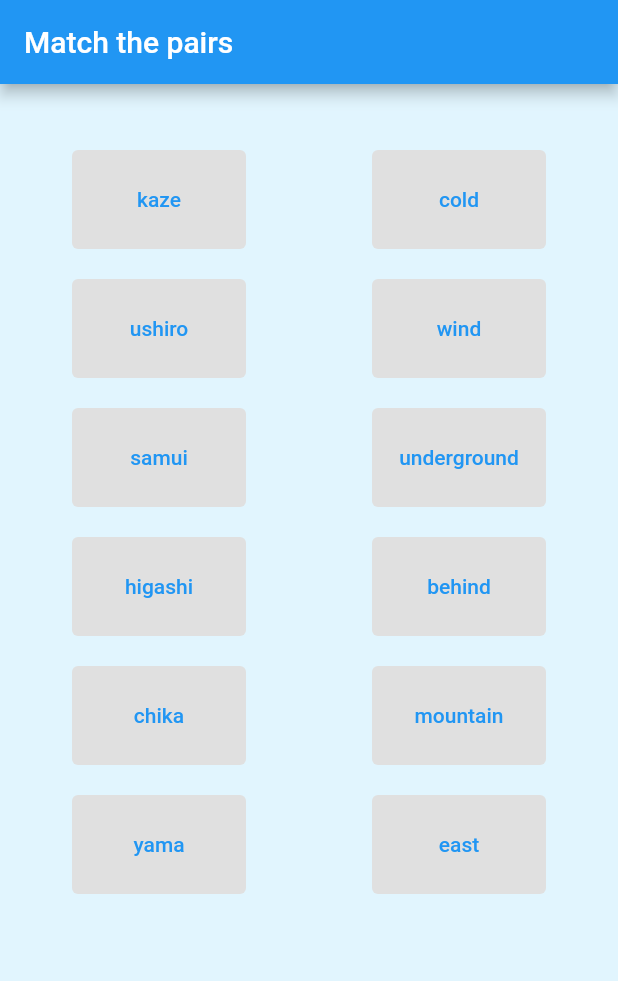
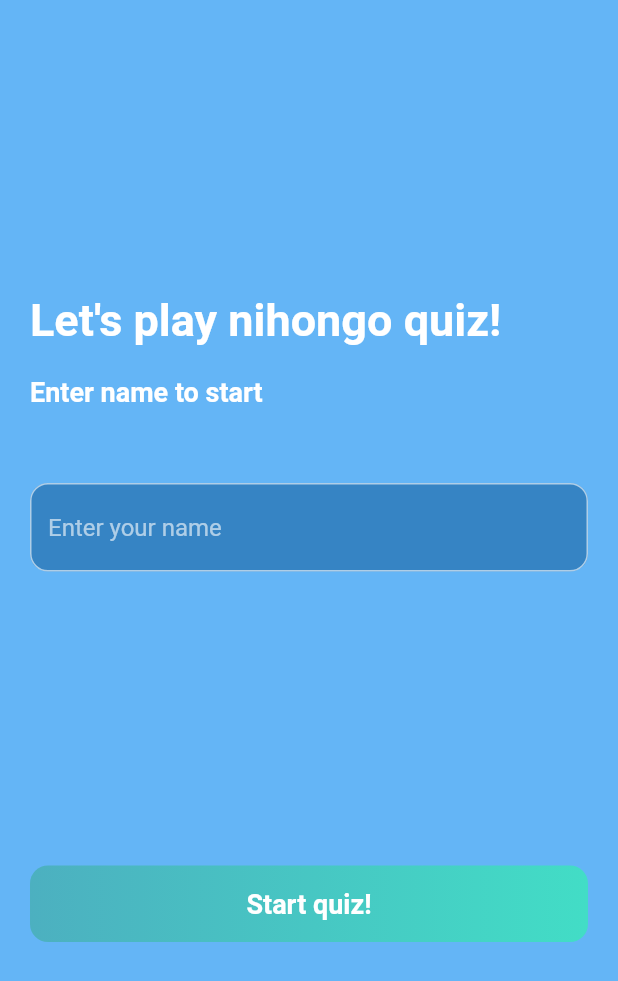
Before and after one commit to sumukha-7/ND_app, a Flutter app: the screen it shows after launch, on a phone screen of 412 x 824 dp. Shown: the top 981 px of the screen. Run offline on Flutter 3.47's test engine with Material 2 defaults, Android fonts, the light colour scheme and no system bars; our stand-ins replace get.

Commit message:
remade welcome screen

```diff
--- a/lib/button_values.dart
+++ b/lib/button_values.dart
@@ -47,15 +47,34 @@ class ButtonValues extends StatefulWidget {
 }
 
 class _ButtonValuesState extends State<ButtonValues> {
+  bool isSelected = false;
+
   @override
   Widget build(BuildContext context) {
     return TextButton(
       style: ButtonStyle(
         padding: MaterialStateProperty.all(const EdgeInsets.all(8)),
-        backgroundColor: MaterialStateProperty.all(Colors.grey[300]),
+        backgroundColor: MaterialStateProperty.all(
+          isSelected ? Colors.red : Colors.grey[300],
+        ),
       ),
       onPressed: () {
-        // Handle button click here
+        setState(() {
+          isSelected = !isSelected;
+        });
+
+        if (!widget.textType) {
+          // For the first six buttons, toggle selection
+          // by changing the background color to red
+        } else {
+          // For the next six buttons, check if it's a correct pair
+          bool isPairCorrect = _keys[widget.index] == _values[widget.index];
+          if (isPairCorrect) {
+            // Set both buttons to green
+          } else {
+            // Reset the selection on the first column
+          }
+        }
       },
       child: SizedBox(
         width: 100,
--- a/lib/main.dart
+++ b/lib/main.dart
@@ -1,119 +1,19 @@
 import 'package:flutter/material.dart';
-import 'package:nihongo_dekita/button_values.dart';
+import 'package:get/get_navigation/src/root/get_material_app.dart';
+import 'package:nihongo_dekita/welcome_screen.dart';
 
 void main() {
-  //WidgetsFlutterBinding.ensureInitialized();
-  runApp(const MyWidget());
+  runApp(MyApp());
 }
 
-class MyWidget extends StatelessWidget {
-  const MyWidget({Key? key}) : super(key: key);
-
+class MyApp extends StatelessWidget {
   @override
   Widget build(BuildContext context) {
-    return const MaterialApp(
-      home: mainPage(),
+    return GetMaterialApp(
+      title: "Nihongo Quiz",
+      debugShowCheckedModeBanner: false,
+      theme: ThemeData.dark(),
+      home: const WelcomeScreen(),
     );
   }
 }
-
-// ignore: camel_case_types
-class mainPage extends StatefulWidget {
-  const mainPage({super.key});
-
-  @override
-  State<mainPage> createState() => _mainPageState();
-}
-
-Map<String, String> data = {};
-// ignore: non_constant_identifier_names
-
-// ignore: camel_case_types
-class _mainPageState extends State<mainPage> {
-  @override
-  void initState() {
-    super.initState();
-    fetchRandomPairs();
-  }
-
-  @override
-  Widget build(BuildContext context) {
-    List<int> key_index = [0, 1, 2, 3, 4, 5];
-    key_index.shuffle();
-
-    return Scaffold(
-      backgroundColor: Colors.lightBlue.shade50,
-      appBar: AppBar(
-        title: const Text("Match the pairs"),
-      ),
-      body: ListView(
-        children: [
-          Padding(
-            padding: const EdgeInsets.only(top: 44),
-            child: Row(
-              mainAxisAlignment: MainAxisAlignment.center,
-              children: [
-                Padding(
-                  padding: const EdgeInsets.only(right: 42),
-                  child: Column(
-                    children: [
-                      ButtonValues(false, key_index[0]),
-                      const SizedBox(
-                        height: 20,
-                      ),
-                      ButtonValues(false, key_index[1]),
-                      const SizedBox(
-                        height: 20,
-                      ),
-                      ButtonValues(false, key_index[2]),
-                      const SizedBox(
-                        height: 20,
-                      ),
-                      ButtonValues(false, key_index[3]),
-                      const SizedBox(
-                        height: 20,
-                      ),
-                      ButtonValues(false, key_index[4]),
-                      const SizedBox(
-                        height: 20,
-                      ),
-                      ButtonValues(false, key_index[5]),
-                    ],
-                  ),
-                ),
-                Padding(
-                  padding: const EdgeInsets.only(left: 42),
-                  child: Column(
-                    children: [
-                      ButtonValues(true, 0),
-                      const SizedBox(
-                        height: 20,
-                      ),
-                      ButtonValues(true, 1),
-                      const SizedBox(
-                        height: 20,
-                      ),
-                      ButtonValues(true, 2),
-                      const SizedBox(
-                        height: 20,
-                      ),
-                      ButtonValues(true, 3),
-                      const SizedBox(
-                        height: 20,
-                      ),
-                      ButtonValues(true, 4),
-                      const SizedBox(
-                        height: 20,
-                      ),
-                      ButtonValues(true, 5),
-                    ],
-                  ),
-                ),
-              ],
-            ),
-          ),
-        ],
-      ),
-    );
-  }
-}
--- /dev/null
+++ b/lib/quiz_screen.dart
@@ -0,0 +1,10 @@
+import 'package:flutter/material.dart';
+
+class QuizScreen extends StatelessWidget {
+  const QuizScreen({super.key});
+
+  @override
+  Widget build(BuildContext context) {
+    return Scaffold();
+  }
+}
--- /dev/null
+++ b/lib/welcome_screen.dart
@@ -0,0 +1,76 @@
+import 'package:flutter/material.dart';
+import 'package:get/get.dart';
+import 'package:nihongo_dekita/quiz_screen.dart';
+
+class WelcomeScreen extends StatelessWidget {
+  const WelcomeScreen({super.key});
+
+  @override
+  Widget build(BuildContext context) {
+    return Scaffold(
+      backgroundColor: Colors.blue[300],
+      body: Stack(children: [
+        SafeArea(
+          child: Padding(
+            padding: const EdgeInsets.symmetric(horizontal: 20),
+            child: Column(
+              crossAxisAlignment: CrossAxisAlignment.start,
+              children: [
+                const Spacer(flex: 2),
+                const Text(
+                  "Let's play nihongo quiz!",
+                  style: TextStyle(
+                    color: Colors.white,
+                    fontWeight: FontWeight.bold,
+                    fontSize: 30,
+                  ),
+                ),
+                const SizedBox(
+                  height: 20,
+                ),
+                const Text(
+                  "Enter name to start",
+                  style: TextStyle(fontSize: 18, fontWeight: FontWeight.bold),
+                ),
+                const SizedBox(height: 50),
+                const TextField(
+                  decoration: InputDecoration(
+                      filled: true,
+                      fillColor: Color.fromARGB(255, 54, 132, 196),
+                      hintText: "Enter your name",
+                      border: OutlineInputBorder(
+                          borderRadius: BorderRadius.all(Radius.circular(12)))),
+                ),
+                const Spacer(flex: 2),
+                InkWell(
+                  onTap: () => Get.to(() => const QuizScreen()),
+                  child: Container(
+                    width: double.infinity,
+                    alignment: Alignment.center,
+                    padding: const EdgeInsets.all(15),
+                    decoration: const BoxDecoration(
+                        gradient: LinearGradient(
+                          colors: [
+                            Color.fromRGBO(76, 176, 192, 1),
+                            Color.fromRGBO(66, 221, 198, 1)
+                          ],
+                        ),
+                        borderRadius: BorderRadius.all(Radius.circular(12))),
+                    child: const Text(
+                      "Start quiz!",
+                      style: TextStyle(
+                          fontSize: 18,
+                          fontWeight: FontWeight.bold,
+                          color: Colors.white),
+                    ),
+                  ),
+                ),
+                const Spacer(flex: 2),
+              ],
+            ),
+          ),
+        ),
+      ]),
+    );
+  }
+}
```
Also changed, not shown: pubspec.yaml (+3 -4 lines), pubspec.lock, 2 other files.
